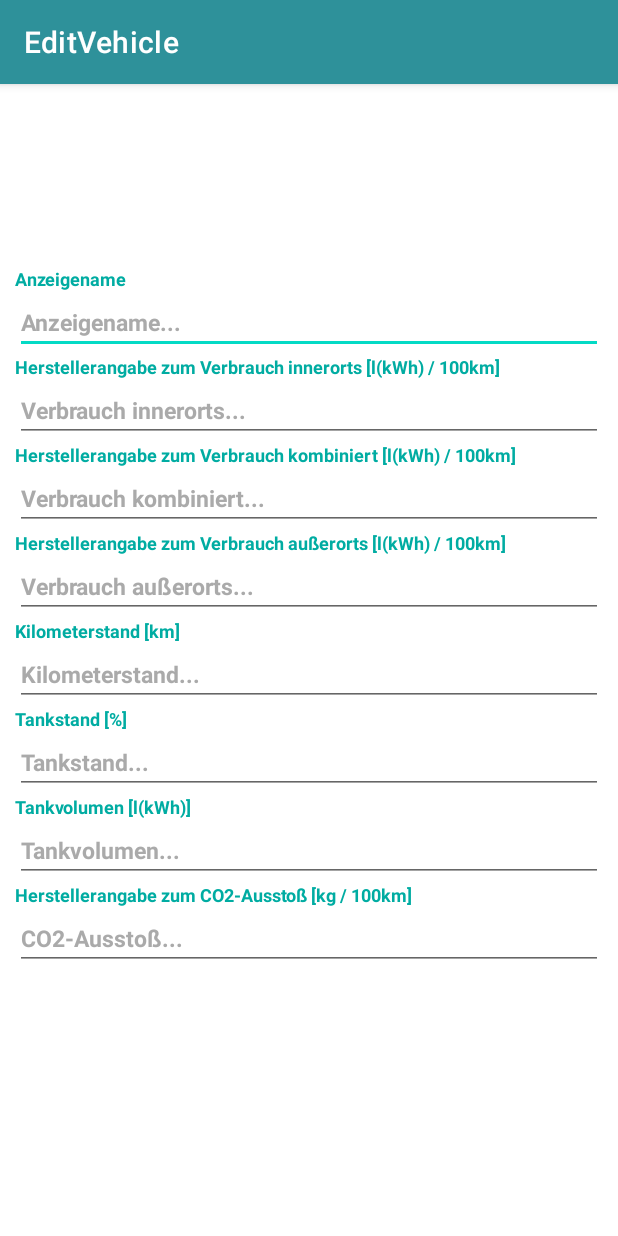
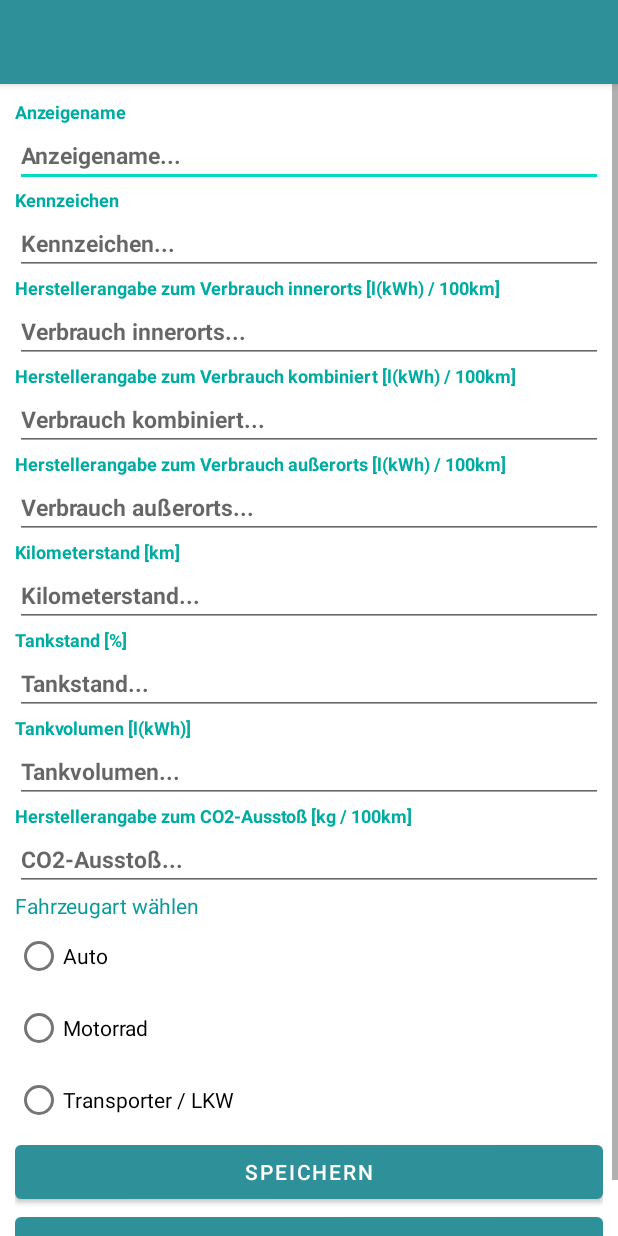
Before and after one commit to pk95/SWE, an Android app: the screen it shows after launch (EditVehicle before the commit, AddVehicleActivity after it), after a tap on "TODO", on a phone screen of 412 x 824 dp. Run offline under Robolectric (Android 15) with nearby library versions, the phone set to English and light mode, and no system bars; pictures from the network do not load.

Commit message:
Add Vehicle Function
not finished

```diff
--- a/Tankverhalten/app/src/main/AndroidManifest.xml
+++ b/Tankverhalten/app/src/main/AndroidManifest.xml
@@ -19,8 +19,8 @@
             </intent-filter>
         </activity>
         <activity
-            android:name=".EditVehicle"
-            android:label="@string/title_activity_edit_vehicle"
+            android:name=".activities.AddVehicleActivity"
+            android:label="AddVehicle"
             android:theme="@style/Theme.Tankverhalten.NoActionBar" />
         <activity android:name=".MainActivity2" />
         <activity
--- /dev/null
+++ b/Tankverhalten/app/src/main/java/com/example/tankverhalten/activities/AddVehicleActivity.java
@@ -0,0 +1,182 @@
+package com.example.tankverhalten.activities;
+
+import android.content.Intent;
+import android.graphics.Color;
+import android.os.Build;
+import android.os.Bundle;
+import android.view.View;
+import android.widget.Button;
+import android.widget.EditText;
+import android.widget.RadioButton;
+import android.widget.RadioGroup;
+import android.widget.TextView;
+
+import androidx.annotation.RequiresApi;
+import androidx.appcompat.app.AppCompatActivity;
+import androidx.customview.widget.ViewDragHelper;
+
+import com.example.tankverhalten.MainActivity_Menu;
+import com.example.tankverhalten.R;
+import com.example.tankverhalten.Vehicle;
+import com.example.tankverhalten.VehicleType;
+
+public class AddVehicleActivity extends AppCompatActivity {
+
+    String name = "";
+    String license = "";
+    double urban = -1, outside = -1, combined = -1;
+    int mile = -1, volume = -1, vehicleType;
+    float co2 = -1, fuel = -1;
+
+    @Override
+    protected void onCreate(Bundle savedInstanceState) {
+
+        super.onCreate(savedInstanceState);
+
+        setContentView(R.layout.activity_edit_vehicle);
+
+        TextView displayNameTxt = (TextView) findViewById(R.id.displayname_txt);
+        TextView licensePlateTxt = (TextView) findViewById(R.id.licenseplate_txt);
+        TextView consumptionUrbanTxt = (TextView) findViewById(R.id.consumption_urban_txt);
+        TextView consumptionOutsideTxt = (TextView) findViewById(R.id.consumption_outside_txt);
+        TextView consumptionCombinedTxt = (TextView) findViewById(R.id.consumption_combined_txt);
+        TextView mileageTxt = (TextView) findViewById(R.id.mileage_txt);
+        TextView fuelLevelTxt = (TextView) findViewById(R.id.fuel_level_txt);
+        TextView tankVolumeTxt = (TextView) findViewById(R.id.tank_volume_txt);
+        TextView emissionsTxt = (TextView) findViewById(R.id.emissions_txt);
+        TextView selectVehicleTypeTxt = (TextView) findViewById(R.id.select_vehicle_type_txt);
+
+        EditText displayName = (EditText) findViewById(R.id.display_name_vehicle_edit);
+        EditText licensePlate = (EditText) findViewById(R.id.license_plate_edit_vehicle);
+        EditText consumptionUrban = (EditText) findViewById(R.id.consumption_urban_vehicle_edit);
+        EditText consumptionOutside = (EditText) findViewById(R.id.consumption_outside_vehicle_edit);
+        EditText consumptionCombined = (EditText) findViewById(R.id.consumption_combined_vehicle_edit);
+        EditText mileage = (EditText) findViewById(R.id.mileage_vehicle_edit);
+        EditText fuelLevel = (EditText) findViewById(R.id.fuel_level_vehicle_edit);
+        EditText tankVolume = (EditText) findViewById(R.id.tank_volume_vehicle_edit);
+        EditText emissions = (EditText) findViewById(R.id.emissions_vehicle_edit);
+
+        Button confirmButton = (Button) findViewById(R.id.confirm_editing_vehicle);
+        Button cancelButton = (Button) findViewById(R.id.cancel_editing_vehicle);
+
+        RadioButton car = (RadioButton) findViewById(R.id.car_radio_btn);
+        RadioButton motorcycle = (RadioButton) findViewById(R.id.motorcycle_radio_btn);
+        RadioButton transporter = (RadioButton) findViewById(R.id.transporter_radio_btn);
+
+
+        confirmButton.setOnClickListener(new View.OnClickListener() {
+            @RequiresApi(api = Build.VERSION_CODES.O)
+            @Override
+            public void onClick(View v) {
+                boolean error = false;
+
+                if (displayName.getText().length() > 0) {
+                    name = displayName.getText().toString();
+                } else {
+                    error = true;
+                    displayName.setError("erforderlich");
+                    displayNameTxt.setTextColor(Color.RED);
+                }
+
+                if (licensePlate.getText().length() > 0) {
+                    license = licensePlate.getText().toString();
+                } else {
+                    error = true;
+                    licensePlate.setError("erforderlich");
+                    licensePlateTxt.setTextColor(Color.RED);
+                }
+
+                if (consumptionUrban.getText().toString().length() > 0 && Double.parseDouble(consumptionUrban.getText().toString()) >= 0) {
+                    urban = Double.parseDouble(consumptionUrban.getText().toString());
+                } else{
+                    error = true;
+                    consumptionUrban.setError("erforderlich");
+                    consumptionUrbanTxt.setTextColor(Color.RED);
+                }
+
+                if (consumptionOutside.getText().length() >= 0 && Double.parseDouble(consumptionOutside.getText().toString()) >= 0) {
+                    outside = Double.parseDouble(consumptionOutside.getText().toString());
+                } else {
+                    error = true;
+                    consumptionOutside.setError("erforderlich");
+                    consumptionOutsideTxt.setTextColor(Color.RED);
+                }
+
+                if (consumptionCombined.getText().length() >= 0 && Double.parseDouble(consumptionCombined.getText().toString()) >= 0) {
+                    combined = Double.parseDouble(consumptionCombined.getText().toString());
+                } else {
+                    error = true;
+                    consumptionCombined.setError("erforderlich");
+                    consumptionCombinedTxt.setTextColor(Color.RED);
+                }
+
+                if (mileage.getText().length() >= 0 && Integer.parseInt(mileage.getText().toString()) >= 0) {
+                    mile = Integer.parseInt(mileage.getText().toString());
+                } else {
+                    error = true;
+                    mileage.setError("erforderlich");
+                    mileageTxt.setTextColor(Color.RED);
+                }
+
+                if (fuelLevel.getText().length() >= 0 && Float.parseFloat(fuelLevel.getText().toString()) >= 0 ) {
+                    fuel = Float.parseFloat(fuelLevel.getText().toString());
+                } else {
+                    error = true;
+                    fuelLevel.setError("erforderlich");
+                    fuelLevelTxt.setTextColor(Color.RED);
+                }
+
+                if (tankVolume.getText().length() >= 0 && Integer.parseInt(tankVolume.getText().toString()) >= 0) {
+                    volume = Integer.parseInt(tankVolume.getText().toString());
+                } else {
+                    error = true;
+                    tankVolume.setError("erforderlich");
+                    tankVolumeTxt.setTextColor(Color.RED);
+                }
+
+                if (emissions.getText().length() >= 0 && Float.parseFloat(emissions.getText().toString()) >= 0) {
+                    co2 = Float.parseFloat(emissions.getText().toString());
+                } else {
+                    error = true;
+                    emissions.setError("erforderlich");
+                    emissionsTxt.setTextColor(Color.RED);
+                }
+
+                if (car.isChecked()) {
+                    vehicleType = VehicleType.CAR;
+                } else if (motorcycle.isChecked()) {
+                    vehicleType = VehicleType.MOTORCYCLE;
+                } else if (transporter.isChecked()) {
+                    vehicleType = VehicleType.TRANSPORTER;
+                } else {
+                    error = true;
+                    selectVehicleTypeTxt.setTextColor(Color.RED);
+                    car.setTextColor(Color.RED);
+                    motorcycle.setTextColor(Color.RED);
+                    transporter.setTextColor(Color.RED);
+                    transporter.setError("erforderlich");
+                }
+
+                if (error) {
+                    return;
+                }
+
+                Vehicle newVehicle = new Vehicle();
+                GarageActivity.vehicles.add(newVehicle);
+
+                int pos = GarageActivity.vehicles.indexOf(newVehicle);
+
+                Intent intent = new Intent(AddVehicleActivity.this, MainActivity_Menu.class);
+                intent.putExtra("pos", pos);
+                startActivity(intent);
+            }
+        });
+
+        cancelButton.setOnClickListener(new View.OnClickListener() {
+            @Override
+            public void onClick(View v) {
+                finish();
+            }
+        });
+    }
+}
--- a/Tankverhalten/app/src/main/java/com/example/tankverhalten/activities/GarageActivity.java
+++ b/Tankverhalten/app/src/main/java/com/example/tankverhalten/activities/GarageActivity.java
@@ -4,7 +4,6 @@
 import android.os.Build;
 import android.os.Bundle;
 import android.view.View;
-import android.widget.Toast;
 
 import androidx.annotation.RequiresApi;
 import androidx.appcompat.app.AppCompatActivity;
@@ -26,7 +25,7 @@
 
     RecyclerView recyclerView;
     RecyclerviewVehicles rows;
-    static Vector<Vehicle> vehicles = new Vector<Vehicle>();
+    static Vector<Vehicle> vehicles;
 
     @RequiresApi(api = Build.VERSION_CODES.O)
     @Override
@@ -36,15 +35,14 @@
         Toolbar toolbar = findViewById(R.id.toolbar);
         setSupportActionBar(toolbar);
 
+        vehicles = Vehicle.load(this);
+
         FloatingActionButton fab = findViewById(R.id.fab);
         fab.setOnClickListener(new View.OnClickListener() {
             @Override
             public void onClick(View view) {
-//                Snackbar.make(view, "Replace with your own action", Snackbar.LENGTH_LONG)
-//                        .setAction("Action", null).show();
-
-                Intent intent = new Intent(view.getContext(),EditVehicle.class);
-                intent.putExtra("pos", -1);
+                Intent intent = new Intent(view.getContext(),AddVehicleActivity.class);
+                //intent.putExtra("pos", -1);
                 startActivity(intent);
             }
         });
@@ -54,19 +52,17 @@
         /*
             Creaate new Vehicle
          */
+        recyclerView = findViewById(R.id.garage_add_vehicle);
         Vehicle r = new Vehicle("Test1", "123", 0, 0, 0, 0, 0, 0, VehicleType.CAR);
-        vehicles.add(r);
         vehicles.add(r);
 
 
         /*
             Show Buttons for vehicles
          */
-        recyclerView = findViewById(R.id.vehicleButtons);
         rows = new RecyclerviewVehicles(this, vehicles, this);
         recyclerView.setLayoutManager(new LinearLayoutManager(this));
         recyclerView.setAdapter(rows);
-
     }
 
     @RequiresApi(api = Build.VERSION_CODES.O)
--- a/Tankverhalten/app/src/main/java/com/example/tankverhalten/activities/PopupDeleteActivity.java
+++ b/Tankverhalten/app/src/main/java/com/example/tankverhalten/activities/PopupDeleteActivity.java
@@ -38,7 +38,6 @@
 
         /**
          * Confirm button to delete the current vehicle
-         *
          */
         confirmButton.setOnClickListener(new View.OnClickListener() {
             @Override
@@ -57,7 +56,7 @@
         });
 
         /**
-         * cancel button closes popup window and gi back to last activity
+         * cancel button closes popup window and go back to last activity
          */
         cancelButton.setOnClickListener(new View.OnClickListener() {
             @Override
--- a/Tankverhalten/app/src/main/res/layout/activity_edit_vehicle.xml
+++ b/Tankverhalten/app/src/main/res/layout/activity_edit_vehicle.xml
@@ -5,6 +5,11 @@
     android:layout_width="match_parent"
     android:layout_height="match_parent"
     tools:context=".EditVehicle">
+
+    <LinearLayout
+        android:layout_width="match_parent"
+        android:layout_height="match_parent"
+        android:orientation="vertical">
 
         <com.google.android.material.appbar.AppBarLayout
             android:layout_width="match_parent"
@@ -20,159 +25,237 @@
 
         </com.google.android.material.appbar.AppBarLayout>
 
+        <ScrollView
+            android:layout_width="match_parent"
+            android:layout_height="match_parent">
+
             <LinearLayout
                 android:layout_width="match_parent"
                 android:layout_height="match_parent"
-        tools:context=".MainActivity"
+                android:gravity="center"
                 android:orientation="vertical"
-        android:gravity="center"
-        android:padding="10dp">
+                android:padding="10dp"
+                tools:context=".MainActivity">
 
 
                 <TextView
+                    android:id="@+id/displayname_txt"
+                    android:layout_width="match_parent"
                     android:layout_height="wrap_content"
-            android:layout_width="match_parent"
                     android:text="Anzeigename"
                     android:textColor="#00ACA2"
                     android:textSize="12sp"
                     android:textStyle="bold"
                     tools:ignore="HardcodedText" />
+
                 <EditText
+                    android:id="@+id/display_name_vehicle_edit"
+                    android:layout_width="match_parent"
                     android:layout_height="wrap_content"
-            android:layout_width="match_parent"
-            android:text="Anzeigename..."
+                    android:hint="Anzeigename..."
+                    android:inputType="text"
                     android:textColor="@android:color/darker_gray"
                     android:textSize="15sp"
-            android:textStyle="bold"
-            />
+                    android:textStyle="bold" />
 
                 <TextView
+                    android:id="@+id/licenseplate_txt"
+                    android:layout_width="match_parent"
                     android:layout_height="wrap_content"
+                    android:text="Kennzeichen"
+                    android:textColor="#00ACA2"
+                    android:textSize="12sp"
+                    android:textStyle="bold" />
+
+                <EditText
+                    android:id="@+id/license_plate_edit_vehicle"
                     android:layout_width="match_parent"
+                    android:layout_height="wrap_content"
+                    android:hint="Kennzeichen..."
+                    android:inputType="text"
+                    android:textColor="@android:color/darker_gray"
+                    android:textSize="15sp"
+                    android:textStyle="bold" />
+
+                <TextView
+                    android:id="@+id/consumption_urban_txt"
+                    android:layout_width="match_parent"
+                    android:layout_height="wrap_content"
                     android:text="Herstellerangabe zum Verbrauch innerorts [l(kWh) / 100km]"
                     android:textColor="#00ACA2"
                     android:textSize="12sp"
-            android:textStyle="bold"
-            />
+                    android:textStyle="bold" />
+
                 <EditText
+                    android:id="@+id/consumption_urban_vehicle_edit"
+                    android:layout_width="match_parent"
                     android:layout_height="wrap_content"
-            android:layout_width="match_parent"
+                    android:hint="Verbrauch innerorts..."
                     android:inputType="numberDecimal"
-            android:text="Verbrauch innerorts..."
                     android:textColor="@android:color/darker_gray"
                     android:textSize="15sp"
-            android:textStyle="bold"
-            />
+                    android:textStyle="bold" />
 
                 <TextView
+                    android:id="@+id/consumption_combined_txt"
+                    android:layout_width="match_parent"
                     android:layout_height="wrap_content"
-            android:layout_width="match_parent"
                     android:text="Herstellerangabe zum Verbrauch kombiniert [l(kWh) / 100km]"
                     android:textColor="#00ACA2"
                     android:textSize="12sp"
-            android:textStyle="bold"
-            />
+                    android:textStyle="bold" />
+
                 <EditText
+                    android:id="@+id/consumption_combined_vehicle_edit"
+                    android:layout_width="match_parent"
                     android:layout_height="wrap_content"
-            android:layout_width="match_parent"
+                    android:hint="Verbrauch kombiniert..."
                     android:inputType="numberDecimal"
-            android:text="Verbrauch kombiniert..."
                     android:textColor="@android:color/darker_gray"
                     android:textSize="15sp"
-            android:textStyle="bold"
-            />
+                    android:textStyle="bold" />
 
                 <TextView
+                    android:id="@+id/consumption_outside_txt"
+                    android:layout_width="match_parent"
                     android:layout_height="wrap_content"
-            android:layout_width="match_parent"
                     android:text="Herstellerangabe zum Verbrauch außerorts [l(kWh) / 100km]"
                     android:textColor="#00ACA2"
                     android:textSize="12sp"
-            android:textStyle="bold"
-            />
+                    android:textStyle="bold" />
+
                 <EditText
+                    android:id="@+id/consumption_outside_vehicle_edit"
+                    android:layout_width="match_parent"
                     android:layout_height="wrap_content"
-            android:layout_width="match_parent"
+                    android:hint="Verbrauch außerorts..."
                     android:inputType="numberDecimal"
-            android:text="Verbrauch außerorts..."
                     android:textColor="@android:color/darker_gray"
                     android:textSize="15sp"
-            android:textStyle="bold"
-            />
+                    android:textStyle="bold" />
 
                 <TextView
+                    android:id="@+id/mileage_txt"
+                    android:layout_width="match_parent"
                     android:layout_height="wrap_content"
-            android:layout_width="match_parent"
+
                     android:text="Kilometerstand [km]"
-
                     android:textColor="#00ACA2"
                     android:textSize="12sp"
-            android:textStyle="bold"
-            />
+                    android:textStyle="bold" />
+
                 <EditText
+                    android:id="@+id/mileage_vehicle_edit"
+                    android:layout_width="match_parent"
                     android:layout_height="wrap_content"
-            android:layout_width="match_parent"
+                    android:hint="Kilometerstand..."
                     android:inputType="number"
-            android:text="Kilometerstand..."
                     android:textColor="@android:color/darker_gray"
                     android:textSize="15sp"
-            android:textStyle="bold"
-            />
+                    android:textStyle="bold" />
 
                 <TextView
+                    android:id="@+id/fuel_level_txt"
+                    android:layout_width="match_parent"
                     android:layout_height="wrap_content"
-            android:layout_width="match_parent"
                     android:text="Tankstand [%]"
                     android:textColor="#00ACA2"
                     android:textSize="12sp"
-            android:textStyle="bold"
-            />
+                    android:textStyle="bold" />
+
                 <EditText
+                    android:id="@+id/fuel_level_vehicle_edit"
+                    android:layout_width="match_parent"
                     android:layout_height="wrap_content"
-            android:layout_width="match_parent"
+                    android:hint="Tankstand..."
                     android:inputType="number"
-            android:text="Tankstand..."
                     android:textColor="@android:color/darker_gray"
                     android:textSize="15sp"
-            android:textStyle="bold"
-            />
+                    android:textStyle="bold" />
 
                 <TextView
+                    android:id="@+id/tank_volume_txt"
+                    android:layout_width="match_parent"
                     android:layout_height="wrap_content"
-            android:layout_width="match_parent"
                     android:text="Tankvolumen [l(kWh)]"
                     android:textColor="#00ACA2"
                     android:textSize="12sp"
-            android:textStyle="bold"
-            />
+                    android:textStyle="bold" />
+
                 <EditText
+                    android:id="@+id/tank_volume_vehicle_edit"
+                    android:layout_width="match_parent"
                     android:layout_height="wrap_content"
-            android:layout_width="match_parent"
+                    android:hint="Tankvolumen..."
                     android:inputType="number"
-            android:text="Tankvolumen..."
                     android:textColor="@android:color/darker_gray"
                     android:textSize="15sp"
-            android:textStyle="bold"
-            />
+                    android:textStyle="bold" />
 
                 <TextView
+                    android:id="@+id/emissions_txt"
+                    android:layout_width="match_parent"
                     android:layout_height="wrap_content"
-            android:layout_width="match_parent"
                     android:text="Herstellerangabe zum CO2-Ausstoß [kg / 100km]"
                     android:textColor="#00ACA2"
                     android:textSize="12sp"
-            android:textStyle="bold"
-            />
+                    android:textStyle="bold" />
+
                 <EditText
+                    android:id="@+id/emissions_vehicle_edit"
+                    android:layout_width="match_parent"
                     android:layout_height="wrap_content"
-            android:layout_width="match_parent"
+                    android:hint="CO2-Ausstoß..."
                     android:inputType="number"
-            android:text="CO2-Ausstoß..."
                     android:textColor="@android:color/darker_gray"
                     android:textSize="15sp"
-            android:textStyle="bold"
-            />
+                    android:textStyle="bold" />
 
+                <TextView
+                    android:id="@+id/select_vehicle_type_txt"
+                    android:layout_width="match_parent"
+                    android:layout_height="wrap_content"
+                    android:text="Fahrzeugart wählen"
+                    android:textColor="@color/FHGreen" />
+
+                <RadioGroup
+                    android:id="@+id/vehicle_select_block"
+                    android:layout_width="match_parent"
+                    android:layout_height="match_parent">
+
+                    <RadioButton
+                        android:id="@+id/car_radio_btn"
+                        android:layout_width="match_parent"
+                        android:layout_height="wrap_content"
+                        android:text="Auto" />
+
+                    <RadioButton
+                        android:id="@+id/motorcycle_radio_btn"
+                        android:layout_width="match_parent"
+                        android:layout_height="wrap_content"
+                        android:text="Motorrad" />
+
+                    <RadioButton
+                        android:id="@+id/transporter_radio_btn"
+                        android:layout_width="match_parent"
+                        android:layout_height="wrap_content"
+                        android:text="Transporter / LKW" />
+                </RadioGroup>
+
+                <Button
+                    android:id="@+id/confirm_editing_vehicle"
+                    android:layout_width="match_parent"
+                    android:layout_height="wrap_content"
+                    android:text="Speichern" />
+
+                <Button
+                    android:id="@+id/cancel_editing_vehicle"
+                    android:layout_width="match_parent"
+                    android:layout_height="wrap_content"
+                    android:text="Abbrechen" />
+
+            </LinearLayout>
+        </ScrollView>
     </LinearLayout>
 
 </androidx.coordinatorlayout.widget.CoordinatorLayout>
--- a/Tankverhalten/app/src/main/res/layout/activity_garage.xml
+++ b/Tankverhalten/app/src/main/res/layout/activity_garage.xml
@@ -27,7 +27,7 @@
         </com.google.android.material.appbar.AppBarLayout>
 
         <androidx.recyclerview.widget.RecyclerView
-            android:id="@+id/vehicleButtons"
+            android:id="@+id/garage_add_vehicle"
             android:layout_width="match_parent"
             android:layout_height="match_parent" />
 
```
Also changed, not shown: Tankverhalten/app/src/main/java/com/example/tankverhalten/Vehicle.java (+10 -5 lines). Lines whose indentation alone changed are shown as unchanged.
